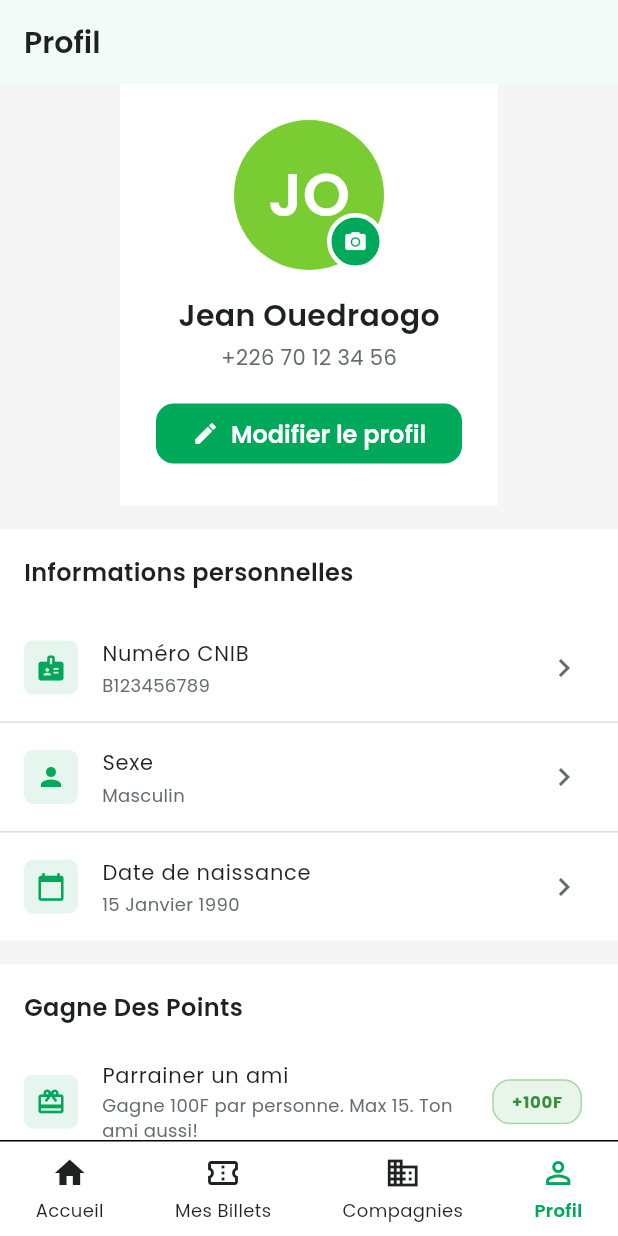
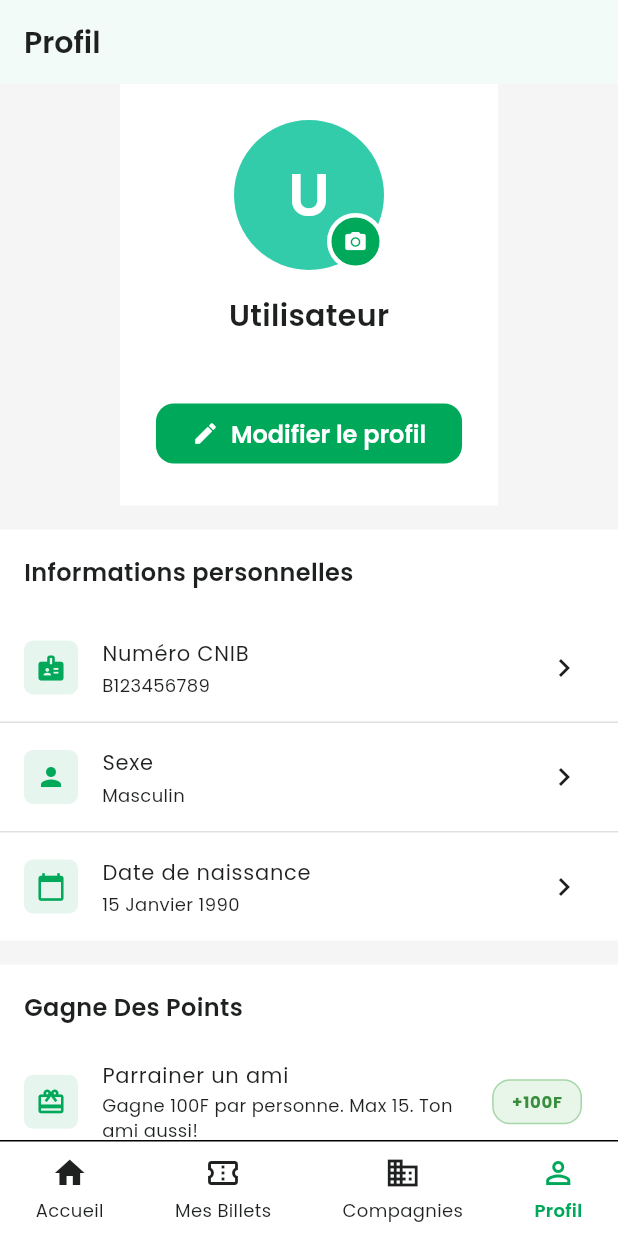
Before and after one commit to ArmelKI/Ankata, a Flutter app: the ProfileScreen screen opened by its route, after a tap on the "camera alt" icon, on a phone screen of 412 x 824 dp. Run offline on Flutter 3.47's test engine with Material 3 defaults, Android fonts, the phone set to English and light mode, and no system bars; our stand-ins replace cloud_firestore, dio, firebase_analytics, firebase_core, firebase_crashlytics, firebase_messaging and 14 more; accounts and stored records are empty; network calls fail.

```diff
--- a/mobile/lib/screens/profile/profile_screen.dart
+++ b/mobile/lib/screens/profile/profile_screen.dart
@@ -9,6 +9,7 @@ import '../../widgets/referral_dialog.dart';
 import '../../widgets/company_logo.dart';
 import '../../utils/haptic_helper.dart';
 import '../../providers/app_providers.dart';
+import '../../config/constants.dart';
 
 class ProfileScreen extends ConsumerStatefulWidget {
   const ProfileScreen({Key? key}) : super(key: key);
@@ -39,19 +40,57 @@ class _ProfileScreenState extends ConsumerState<ProfileScreen> {
     final image = await picker.pickImage(source: ImageSource.gallery);
     if (image == null) return;
 
-    final prefs = await SharedPreferences.getInstance();
-    await prefs.setString('profile_photo_path', image.path);
+    try {
+      if (!mounted) return;
 
-    if (!mounted) return;
-    setState(() => _photoPath = image.path);
+      // Update local optimistically
+      setState(() => _photoPath = image.path);
+
+      final apiService = ref.read(apiServiceProvider);
+      final response = await apiService.uploadProfilePicture(image.path);
+
+      if (response['profilePictureUrl'] != null) {
+        final serverUrl = AppConfig.apiBaseUrl.replaceAll('/api', '') +
+            response['profilePictureUrl'];
+        final prefs = await SharedPreferences.getInstance();
+        await prefs.setString('profile_photo_url', serverUrl);
+        await prefs.setString('profile_photo_path', image.path);
+
+        // Update user provider
+        final currentUser = ref.read(currentUserProvider);
+        if (currentUser != null) {
+          final updatedUser = Map<String, dynamic>.from(currentUser);
+          updatedUser['profilePictureUrl'] = serverUrl;
+          ref.read(currentUserProvider.notifier).state = updatedUser;
+        }
+
+        if (mounted) {
+          ScaffoldMessenger.of(context).showSnackBar(
+            const SnackBar(
+              content: Text('Photo de profil mise à jour'),
+              backgroundColor: AppColors.success,
+            ),
+          );
+        }
+      }
+    } catch (e) {
+      if (mounted) {
+        ScaffoldMessenger.of(context).showSnackBar(
+          SnackBar(
+            content: Text('Erreur lors de la mise à jour: ${e.toString()}'),
+            backgroundColor: AppColors.error,
+          ),
+        );
+      }
+    }
   }
 
   @override
   Widget build(BuildContext context) {
     return Scaffold(
-      backgroundColor: AppColors.lightGray,
+      backgroundColor: Theme.of(context).scaffoldBackgroundColor,
       appBar: AppBar(
-        backgroundColor: AppColors.white,
+        backgroundColor: Theme.of(context).colorScheme.surface,
         elevation: 1,
         title: Text('Profil', style: AppTextStyles.h3),
       ),
@@ -83,18 +122,27 @@ class _ProfileScreenState extends ConsumerState<ProfileScreen> {
   }
 
   Widget _buildProfileHeader() {
+    final user = ref.watch(currentUserProvider);
+    final firstName =
+        user?['firstName'] ?? user?['first_name'] ?? 'Utilisateur';
+    final lastName = user?['lastName'] ?? user?['last_name'] ?? '';
+    final fullName = '$firstName $lastName'.trim();
+    final phone = user?['phoneNumber'] ?? user?['phone_number'] ?? '';
+
     return Container(
       padding: const EdgeInsets.all(AppSpacing.lg),
-      color: AppColors.white,
+      color: Theme.of(context).colorScheme.surface,
       child: Column(
         children: [
           // 🎨 User Avatar (NOUVEAU - remplace l'initiale simple)
           Stack(
             children: [
               UserAvatar(
-                name: 'Jean Ouedraogo',
+                name: fullName,
                 size: 100,
-                imageUrl: _photoPath,
+                imageUrl: user?['profilePictureUrl'] ??
+                    user?['profile_picture_url'] ??
+                    _photoPath,
               ),
               Positioned(
                 bottom: 0,
@@ -109,12 +157,14 @@ class _ProfileScreenState extends ConsumerState<ProfileScreen> {
                     decoration: BoxDecoration(
                       color: AppColors.primary,
                       shape: BoxShape.circle,
-                      border: Border.all(color: AppColors.white, width: 3),
+                      border: Border.all(
+                          color: Theme.of(context).colorScheme.surface,
+                          width: 3),
                     ),
-                    child: const Icon(
+                    child: Icon(
                       Icons.camera_alt,
                       size: 16,
-                      color: AppColors.white,
+                      color: Theme.of(context).colorScheme.surface,
                     ),
                   ),
                 ),
@@ -123,13 +173,14 @@ class _ProfileScreenState extends ConsumerState<ProfileScreen> {
           ),
           const SizedBox(height: AppSpacing.md),
           Text(
-            'Jean Ouedraogo',
+            fullName,
             style: AppTextStyles.h3,
           ),
           const SizedBox(height: AppSpacing.xs),
           Text(
-            '+226 70 12 34 56',
-            style: AppTextStyles.bodyMedium.copyWith(color: AppColors.gray),
+            phone,
+            style: AppTextStyles.bodyMedium.copyWith(
+                color: Theme.of(context).colorScheme.onSurfaceVariant),
           ),
           const SizedBox(height: AppSpacing.md),
           ElevatedButton.icon(
@@ -153,7 +204,7 @@ class _ProfileScreenState extends ConsumerState<ProfileScreen> {
 
   Widget _buildPersonalInfoSection() {
     return Container(
-      color: AppColors.white,
+      color: Theme.of(context).colorScheme.surface,
       child: Column(
         crossAxisAlignment: CrossAxisAlignment.start,
         children: [
@@ -237,7 +288,7 @@ class _ProfileScreenState extends ConsumerState<ProfileScreen> {
   // 💰 NOUVEAU: Section Premium & Referral
   Widget _buildReferralSection() {
     return Container(
-      color: AppColors.white,
+      color: Theme.of(context).colorScheme.surface,
       child: Column(
         crossAxisAlignment: CrossAxisAlignment.start,
         children: [
@@ -281,7 +332,7 @@ class _ProfileScreenState extends ConsumerState<ProfileScreen> {
 
   Widget _buildNotificationsSection() {
     return Container(
-      color: AppColors.white,
+      color: Theme.of(context).colorScheme.surface,
       child: Column(
         crossAxisAlignment: CrossAxisAlignment.start,
         children: [
@@ -319,7 +370,7 @@ class _ProfileScreenState extends ConsumerState<ProfileScreen> {
 
   Widget _buildPreferencesSection() {
     return Container(
-      color: AppColors.white,
+      color: Theme.of(context).colorScheme.surface,
       child: Column(
         crossAxisAlignment: CrossAxisAlignment.start,
         children: [
@@ -362,7 +413,7 @@ class _ProfileScreenState extends ConsumerState<ProfileScreen> {
 
   Widget _buildFavoritesSection() {
     return Container(
-      color: AppColors.white,
+      color: Theme.of(context).colorScheme.surface,
       child: Column(
         crossAxisAlignment: CrossAxisAlignment.start,
         children: [
@@ -383,8 +434,8 @@ class _ProfileScreenState extends ConsumerState<ProfileScreen> {
                   padding: const EdgeInsets.all(AppSpacing.md),
                   child: Text(
                     'Aucun trajet favori pour le moment.',
-                    style:
-                        AppTextStyles.bodySmall.copyWith(color: AppColors.gray),
+                    style: AppTextStyles.bodySmall.copyWith(
+                        color: Theme.of(context).colorScheme.onSurfaceVariant),
                   ),
                 );
               }
@@ -397,8 +448,10 @@ class _ProfileScreenState extends ConsumerState<ProfileScreen> {
                     leading: const Icon(Icons.star, color: AppColors.star),
                     title: Text('$from → $to', style: AppTextStyles.bodyMedium),
                     subtitle: Text(company,
-                        style: AppTextStyles.caption
-                            .copyWith(color: AppColors.gray)),
+                        style: AppTextStyles.caption.copyWith(
+                            color: Theme.of(context)
+                                .colorScheme
+                                .onSurfaceVariant)),
                   );
                 }).toList(),
               );
@@ -411,7 +464,7 @@ class _ProfileScreenState extends ConsumerState<ProfileScreen> {
 
   Widget _buildSupportSection() {
     return Container(
-      color: AppColors.white,
+      color: Theme.of(context).colorScheme.surface,
       child: Column(
         crossAxisAlignment: CrossAxisAlignment.start,
         children: [
@@ -452,7 +505,7 @@ class _ProfileScreenState extends ConsumerState<ProfileScreen> {
 
   Widget _buildAboutSection() {
     return Container(
-      color: AppColors.white,
+      color: Theme.of(context).colorScheme.surface,
       child: Column(
         crossAxisAlignment: CrossAxisAlignment.start,
         children: [
@@ -507,10 +560,12 @@ class _ProfileScreenState extends ConsumerState<ProfileScreen> {
       ),
       title: Text(title, style: AppTextStyles.bodyMedium),
       subtitle: Text(subtitle,
-          style: AppTextStyles.caption.copyWith(color: AppColors.gray)),
+          style: AppTextStyles.caption
+              .copyWith(color: Theme.of(context).colorScheme.onSurfaceVariant)),
       trailing: trailing ??
           (onTap != null
-              ? const Icon(Icons.chevron_right, color: AppColors.gray)
+              ? Icon(Icons.chevron_right,
+                  color: Theme.of(context).colorScheme.onSurfaceVariant)
               : null),
       onTap: onTap,
     );
@@ -534,7 +589,8 @@ class _ProfileScreenState extends ConsumerState<ProfileScreen> {
       ),
       title: Text(title, style: AppTextStyles.bodyMedium),
       subtitle: Text(subtitle,
-          style: AppTextStyles.caption.copyWith(color: AppColors.gray)),
+          style: AppTextStyles.caption
+              .copyWith(color: Theme.of(context).colorScheme.onSurfaceVariant)),
       trailing: Switch(
         value: value,
         onChanged: onChanged,
@@ -565,6 +621,10 @@ class _ProfileScreenState extends ConsumerState<ProfileScreen> {
   }
 
   void _showEditProfileDialog() {
+    final user = ref.read(currentUserProvider);
+    final firstName = user?['firstName'] ?? user?['first_name'] ?? '';
+    final lastName = user?['lastName'] ?? user?['last_name'] ?? '';
+
     showDialog(
       context: context,
       builder: (context) => AlertDialog(
@@ -573,7 +633,7 @@ class _ProfileScreenState extends ConsumerState<ProfileScreen> {
           mainAxisSize: MainAxisSize.min,
           children: [
             TextFormField(
-              initialValue: 'Jean',
+              initialValue: firstName,
               decoration: const InputDecoration(
                 labelText: 'Pr\u00e9nom',
                 prefixIcon: Icon(Icons.person_outline),
@@ -581,7 +641,7 @@ class _ProfileScreenState extends ConsumerState<ProfileScreen> {
             ),
             const SizedBox(height: AppSpacing.md),
             TextFormField(
-              initialValue: 'Ouedraogo',
+              initialValue: lastName,
               decoration: const InputDecoration(
                 labelText: 'Nom',
                 prefixIcon: Icon(Icons.person),
@@ -589,7 +649,7 @@ class _ProfileScreenState extends ConsumerState<ProfileScreen> {
             ),
             const SizedBox(height: AppSpacing.md),
             TextFormField(
-              initialValue: '',
+              initialValue: user?['email'] ?? '',
               decoration: const InputDecoration(
                 labelText: 'CNIB',
                 prefixIcon: Icon(Icons.badge),
@@ -631,16 +691,28 @@ class _ProfileScreenState extends ConsumerState<ProfileScreen> {
               title: const Text('Français'),
               value: 'fr',
               groupValue: 'fr',
+              onChanged: (value) => Navigator.pop(context),
+              activeColor: AppColors.primary,
+            ),
+            RadioListTile<String>(
+              title: const Text('Mooré'),
+              value: 'mos',
+              groupValue: 'fr',
               onChanged: (value) {
                 Navigator.pop(context);
+                ScaffoldMessenger.of(context).showSnackBar(
+                    const SnackBar(content: Text('Traduction Mooré activée')));
               },
-              activeColor: AppColors.primary,
             ),
-            const RadioListTile<String>(
-              title: Text('English (à venir)'),
-              value: 'en',
+            RadioListTile<String>(
+              title: const Text('Dioula'),
+              value: 'dyu',
               groupValue: 'fr',
-              onChanged: null,
+              onChanged: (value) {
+                Navigator.pop(context);
+                ScaffoldMessenger.of(context).showSnackBar(
+                    const SnackBar(content: Text('Traduction Dioula activée')));
+              },
             ),
           ],
         ),
@@ -663,19 +735,23 @@ class _ProfileScreenState extends ConsumerState<ProfileScreen> {
           mainAxisSize: MainAxisSize.min,
           children: [
             RadioListTile<String>(
-              title: const Text('Clair'),
-              value: 'light',
-              groupValue: 'light',
+              title: const Text('Système (Auto)'),
+              value: 'system',
+              groupValue: 'system',
               onChanged: (value) {
                 Navigator.pop(context);
               },
               activeColor: AppColors.primary,
             ),
-            const RadioListTile<String>(
-              title: Text('Sombre (à venir)'),
+            RadioListTile<String>(
+              title: const Text('Mode Sombre'),
               value: 'dark',
-              groupValue: 'light',
-              onChanged: null,
+              groupValue: 'system',
+              onChanged: (value) {
+                Navigator.pop(context);
+                ScaffoldMessenger.of(context).showSnackBar(
+                    const SnackBar(content: Text('Theme Sombre activé')));
+              },
             ),
           ],
         ),
```
Also changed, not shown: mobile/lib/screens/trips/trip_search_results_screen.dart (+62 -26 lines), mobile/lib/screens/trips/trip_search_screen.dart (+24 -20 lines), mobile/lib/services/badge_service.dart (+6 -6 lines), mobile/lib/services/streak_service.dart (+4 -4 lines), mobile/lib/services/xp_service.dart (+12 -12 lines).
